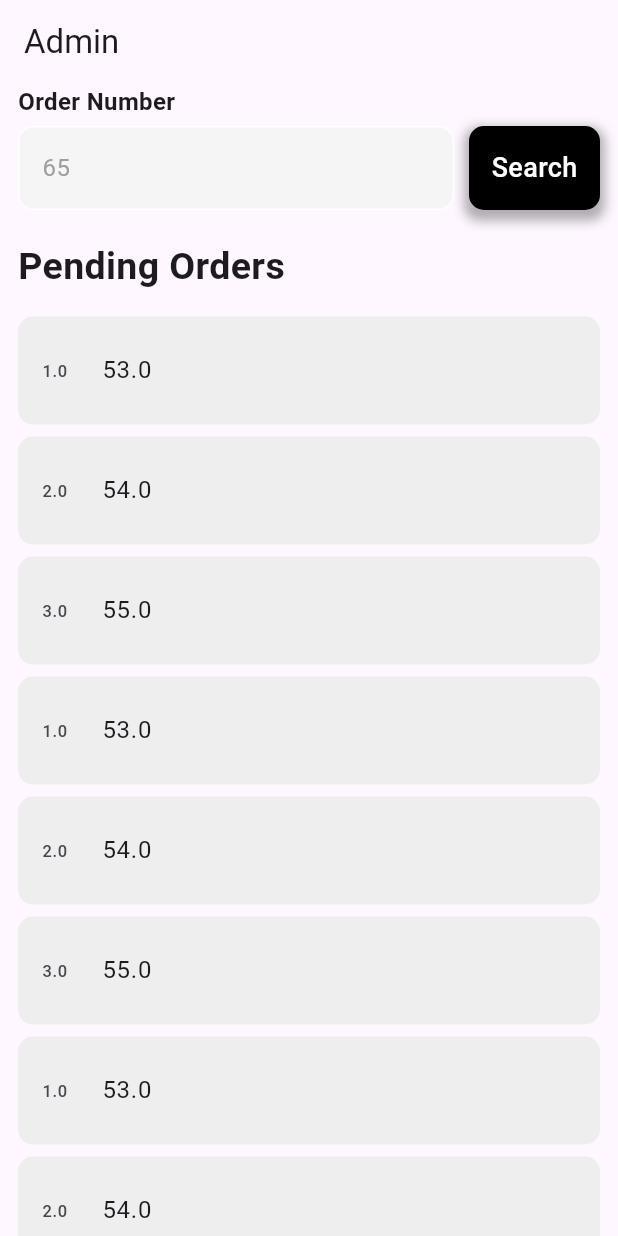
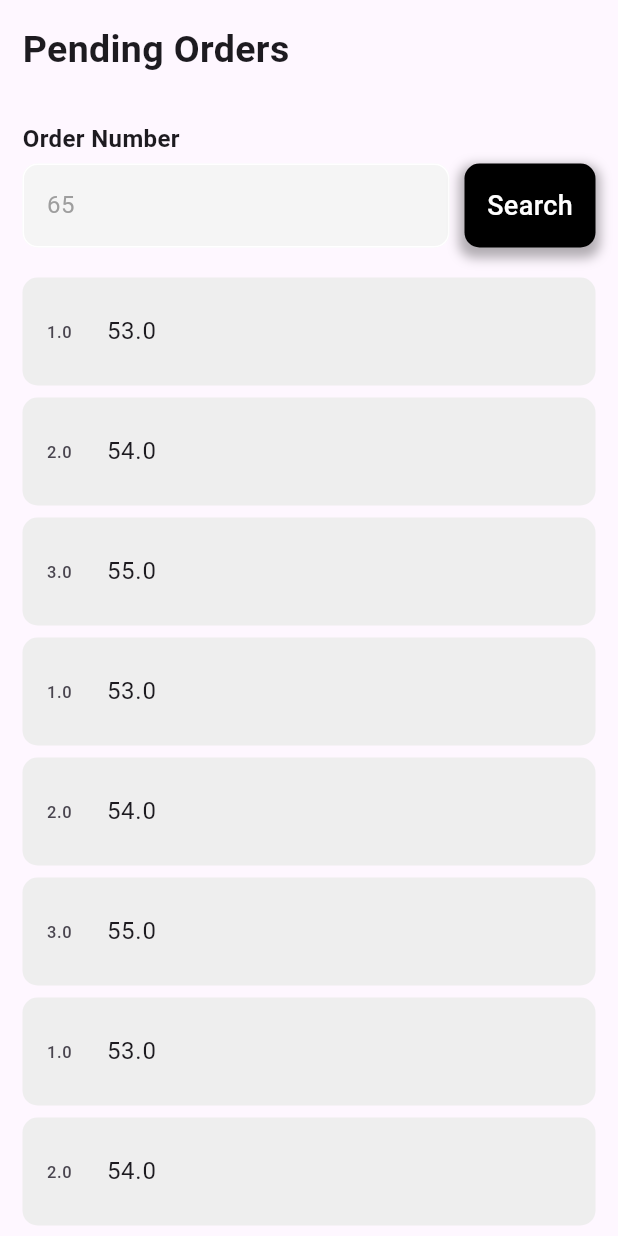
Before and after one commit to Ammarmyp/lounge_order_tracker, a Flutter app: the OrderListScreen screen opened by its route, on a phone screen of 412 x 824 dp. Run offline on Flutter 3.47's test engine with Material 3 defaults, Android fonts, the phone set to English and light mode, and no system bars; our stand-ins replace go_router.

Commit message:
layout fix

```diff
--- a/lib/features/orders/presentation/order_list.dart
+++ b/lib/features/orders/presentation/order_list.dart
@@ -25,16 +25,25 @@ class OrderListScreen extends StatelessWidget {
       {"orderNum": 3, "tableNum": 55},
     ];
     return Scaffold(
-      appBar: AppBar(
-        title: const Text("Admin"),
-      ),
       body: SafeArea(
         child: Padding(
-          padding: const EdgeInsets.symmetric(
-            horizontal: 12,
-          ),
+          padding: const EdgeInsets.symmetric(horizontal: 15, vertical: 15),
           child:
               Column(crossAxisAlignment: CrossAxisAlignment.center, children: [
+            const Row(
+              mainAxisAlignment: MainAxisAlignment.start,
+              // crossAxisAlignment: CrossAxisAlignment.center,
+
+              children: [
+                Text(
+                  "Pending Orders",
+                  style: TextStyle(fontSize: 25, fontWeight: FontWeight.bold),
+                ),
+              ],
+            ),
+            const SizedBox(
+              height: 30,
+            ),
             Row(
               crossAxisAlignment: CrossAxisAlignment.end,
               children: [
@@ -53,19 +62,6 @@ class OrderListScreen extends StatelessWidget {
             ),
             const SizedBox(
               height: 20,
-            ),
-            const Row(
-              mainAxisAlignment: MainAxisAlignment.start,
-              // crossAxisAlignment: CrossAxisAlignment.center,
-              children: [
-                Text(
-                  "Pending Orders",
-                  style: TextStyle(fontSize: 25, fontWeight: FontWeight.bold),
-                ),
-              ],
-            ),
-            const SizedBox(
-              height: 15,
             ),
             Expanded(
               child: ListView.builder(
```
